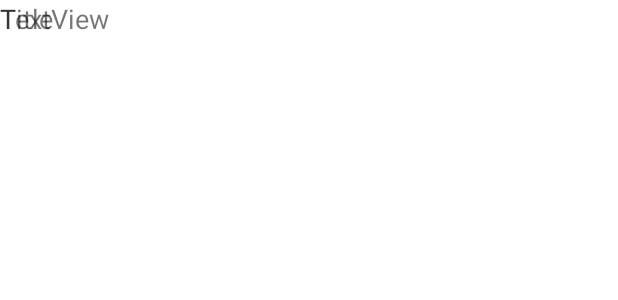
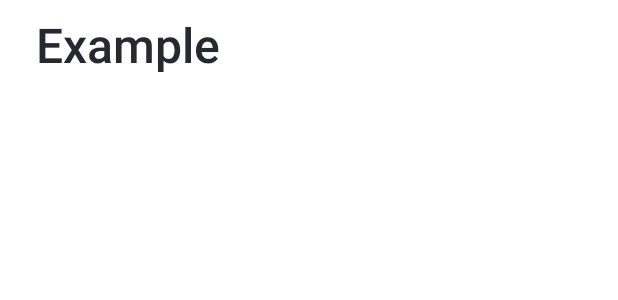
Before and after one commit to Vladislava05/Task-Manager, an Android app: the layout fragment_task_detail.xml on its own in the app's theme, with its tools: preview values and no code run, on a phone screen of 412 x 824 dp. Shown: the top 300 px of the screen. Run offline under Robolectric (Android 15) with nearby library versions, the phone set to English and light mode, and no system bars.

Commit message:
Логика удаления тасков, логика срабатывания чекбокса, начало верстки экрана с деталями таска

```diff
--- a/app/src/main/res/layout/activity_main.xml
+++ b/app/src/main/res/layout/activity_main.xml
@@ -4,7 +4,7 @@
     android:layout_width="match_parent"
     android:layout_height="match_parent"
     tools:context=".MainActivity"
-    android:background="#121212">
+    android:background="#FFF">
     <FrameLayout
         android:id="@+id/fragment_container"
         android:layout_width="match_parent"
--- a/app/src/main/res/layout/fragment_task_detail.xml
+++ b/app/src/main/res/layout/fragment_task_detail.xml
@@ -1,28 +1,20 @@
 <?xml version="1.0" encoding="utf-8"?>
-<FrameLayout xmlns:android="http://schemas.android.com/apk/res/android"
-    xmlns:tools="http://schemas.android.com/tools"
+<androidx.constraintlayout.widget.ConstraintLayout xmlns:android="http://schemas.android.com/apk/res/android"
+    xmlns:app="http://schemas.android.com/apk/res-auto"
     android:layout_width="match_parent"
-    android:layout_height="match_parent"
-    xmlns:app="http://schemas.android.com/apk/res-auto"
-    tools:context=".TaskDetailFragment">
+    android:layout_height="match_parent">
 
     <TextView
         android:id="@+id/task_title"
-        android:layout_width="wrap_content"
-        android:layout_height="wrap_content"
-        android:text="Title"
-        android:textSize="18sp"
-        app:layout_constraintBottom_toBottomOf="parent"
+        android:layout_width="match_parent"
+        android:layout_height="40dp"
+        android:layout_marginStart="24dp"
+        android:layout_marginTop="8dp"
+        android:fontFamily="sans-serif-medium"
+        android:text="Example"
+        android:textColor="#252A31"
+        android:textSize="32sp"
+        app:layout_constraintEnd_toEndOf="parent"
         app:layout_constraintStart_toStartOf="parent"
         app:layout_constraintTop_toTopOf="parent" />
-
-    <TextView
-        android:id="@+id/selectedTitle"
-        android:layout_width="wrap_content"
-        android:layout_height="wrap_content"
-        android:text="TextView"
-        android:textSize="18sp"
-        app:layout_constraintBottom_toBottomOf="parent"
-        app:layout_constraintTop_toTopOf="parent" />
-
-</FrameLayout>
+    </androidx.constraintlayout.widget.ConstraintLayout>
--- a/app/src/main/res/values/themes.xml
+++ b/app/src/main/res/values/themes.xml
@@ -1,6 +1,6 @@
 <resources xmlns:tools="http://schemas.android.com/tools">
     <!-- Base application theme. -->
-    <style name="Theme.TaskMaster" parent="Theme.MaterialComponents.DayNight.DarkActionBar">
+    <style name="Theme.TaskMaster" parent="Theme.MaterialComponents.DayNight.NoActionBar">
         <!-- Primary brand color. -->
         <item name="colorPrimary">@color/purple_500</item>
         <item name="colorPrimaryVariant">@color/purple_700</item>
```
Also changed, not shown: app/src/main/java/com/bignerdranch/android/taskmaster/TaskListFragment.kt (+8 -1 lines), app/src/main/java/com/bignerdranch/android/taskmaster/TodoAdapter.kt (+9 -0 lines), app/src/main/res/layout/fragment_task_list.xml (+22 -4 lines), app/src/main/res/layout/item_todo.xml (+6 -5 lines).
